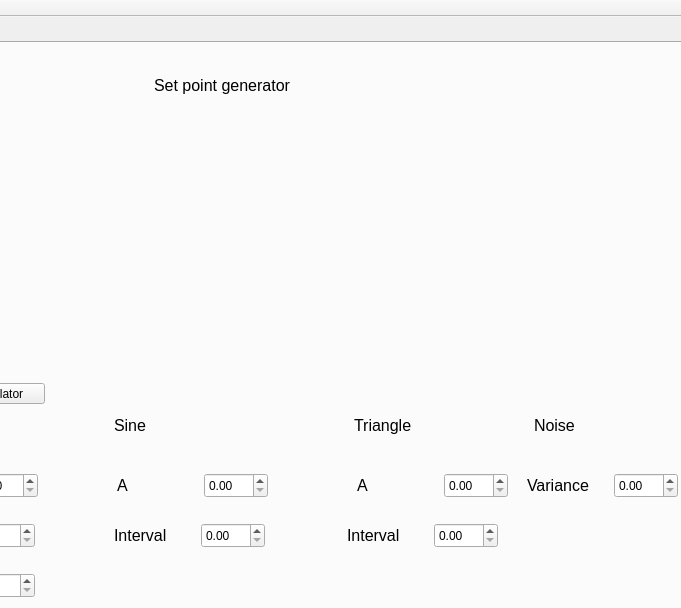
Before: the Qt Designer form mainwindow.ui in kajakIYD/PSS_Proj, drawn with Qt 5; both pictures show x 338 to 1019 and y 0 to 608 of the 1019 by 803 pixel window.
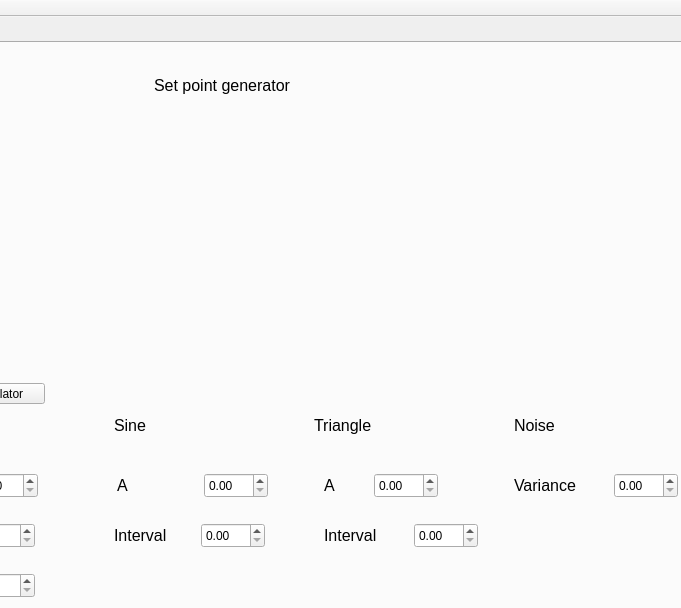
After: the same form once the commit is applied. The open tabs and pages were chosen to show the change. Custom widgets are drawn as their Qt base class.

```diff
--- a/mainwindow.ui
+++ b/mainwindow.ui
@@ -334,7 +334,7 @@
        <rect>
         <x>490</x>
         <y>30</y>
-        <width>141</width>
+        <width>201</width>
         <height>24</height>
        </rect>
       </property>
@@ -404,7 +404,7 @@
      <widget class="QLabel" name="label_18">
       <property name="geometry">
        <rect>
-        <x>690</x>
+        <x>650</x>
         <y>370</y>
         <width>141</width>
         <height>24</height>
@@ -496,7 +496,7 @@
      <widget class="QDoubleSpinBox" name="w_triangleChangeA">
       <property name="geometry">
        <rect>
-        <x>780</x>
+        <x>710</x>
         <y>430</y>
         <width>64</width>
         <height>25</height>
@@ -506,7 +506,7 @@
      <widget class="QLabel" name="label_38">
       <property name="geometry">
        <rect>
-        <x>693</x>
+        <x>660</x>
         <y>430</y>
         <width>22</width>
         <height>24</height>
@@ -590,7 +590,7 @@
      <widget class="QDoubleSpinBox" name="w_triangleChangeInterval">
       <property name="geometry">
        <rect>
-        <x>770</x>
+        <x>750</x>
         <y>480</y>
         <width>64</width>
         <height>25</height>
@@ -600,7 +600,7 @@
      <widget class="QLabel" name="label_41">
       <property name="geometry">
        <rect>
-        <x>683</x>
+        <x>660</x>
         <y>480</y>
         <width>71</width>
         <height>24</height>
@@ -618,7 +618,7 @@
      <widget class="QLabel" name="label_42">
       <property name="geometry">
        <rect>
-        <x>870</x>
+        <x>850</x>
         <y>370</y>
         <width>141</width>
         <height>24</height>
@@ -636,9 +636,9 @@
      <widget class="QLabel" name="label_43">
       <property name="geometry">
        <rect>
-        <x>863</x>
+        <x>850</x>
         <y>430</y>
-        <width>71</width>
+        <width>91</width>
         <height>24</height>
        </rect>
       </property>
```
Left out of the diff: 6 changed lines with no effect on the pictures.
